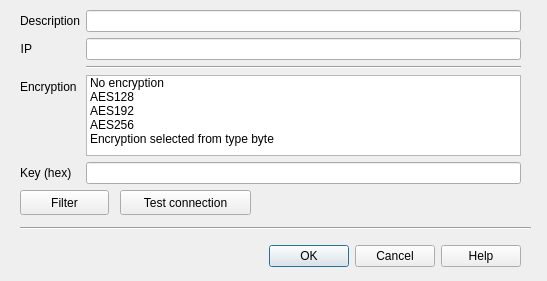
Qt form src/cdlgconnsettingsudp.ui (grodansparadis/vscp-works-qt) before a commit.
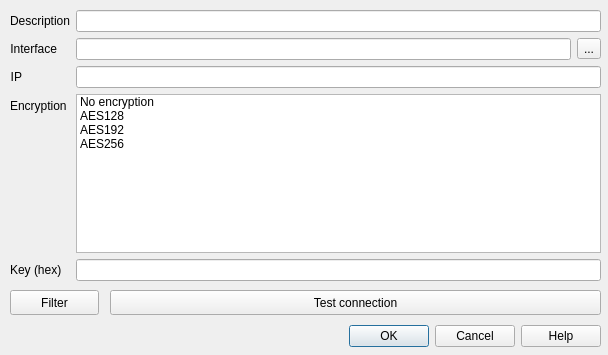
The same form after that commit.

Commit message: Added multicast interface

Diff of the .ui file:
```diff
--- a/src/cdlgconnsettingsudp.ui
+++ b/src/cdlgconnsettingsudp.ui
@@ -6,8 +6,8 @@
    <rect>
     <x>0</x>
     <y>0</y>
-    <width>547</width>
-    <height>281</height>
+    <width>608</width>
+    <height>355</height>
    </rect>
   </property>
   <property name="baseSize">
@@ -22,9 +22,9 @@
   <widget class="QDialogButtonBox" name="buttonBox">
    <property name="geometry">
     <rect>
-     <x>20</x>
-     <y>240</y>
-     <width>501</width>
+     <x>10</x>
+     <y>320</y>
+     <width>591</width>
      <height>32</height>
     </rect>
    </property>
@@ -41,10 +41,10 @@
   <widget class="QWidget" name="formLayoutWidget">
    <property name="geometry">
     <rect>
-     <x>20</x>
+     <x>10</x>
      <y>10</y>
-     <width>501</width>
-     <height>174</height>
+     <width>591</width>
+     <height>271</height>
     </rect>
    </property>
    <layout class="QFormLayout" name="formLayout">
@@ -69,6 +69,16 @@
      </widget>
     </item>
     <item row="1" column="0">
+     <widget class="QLabel" name="label_5">
+      <property name="text">
+       <string>Interface</string>
+      </property>
+      <property name="alignment">
+       <set>Qt::AlignRight|Qt::AlignTrailing|Qt::AlignVCenter</set>
+      </property>
+     </widget>
+    </item>
+    <item row="2" column="0">
      <widget class="QLabel" name="label_2">
       <property name="text">
        <string>IP</string>
@@ -78,7 +88,7 @@
       </property>
      </widget>
     </item>
-    <item row="1" column="1">
+    <item row="2" column="1">
      <widget class="QLineEdit" name="editIp">
       <property name="toolTip">
        <string>Remote UDP client address</string>
@@ -88,14 +98,14 @@
       </property>
      </widget>
     </item>
-    <item row="3" column="0">
+    <item row="4" column="0">
      <widget class="QLabel" name="label_3">
       <property name="text">
        <string>Encryption</string>
       </property>
      </widget>
     </item>
-    <item row="3" column="1">
+    <item row="4" column="1">
      <widget class="QListWidget" name="listEncryption">
       <property name="toolTip">
        <string>Select encryption method</string>
@@ -123,41 +133,53 @@
         <string>AES256</string>
        </property>
       </item>
-      <item>
-       <property name="text">
-        <string>Encryption selected from type byte</string>
-       </property>
-      </item>
      </widget>
     </item>
-    <item row="4" column="1">
-     <widget class="QLineEdit" name="editKey">
-      <property name="toolTip">
-       <string>Security key</string>
-      </property>
-     </widget>
-    </item>
-    <item row="4" column="0">
+    <item row="6" column="0">
      <widget class="QLabel" name="label_4">
       <property name="text">
        <string>Key (hex)</string>
       </property>
      </widget>
     </item>
-    <item row="2" column="1">
-     <widget class="Line" name="line">
-      <property name="orientation">
-       <enum>Qt::Horizontal</enum>
+    <item row="6" column="1">
+     <widget class="QLineEdit" name="editKey">
+      <property name="toolTip">
+       <string>&lt;html&gt;&lt;head/&gt;&lt;body&gt;&lt;p&gt;Security key on the form of a hex key (&lt;span style=&quot; font-style:italic;&quot;&gt;AF0144F3&lt;/span&gt;...). Number of hex chars should be more or equal to key length.&lt;/p&gt;&lt;/body&gt;&lt;/html&gt;</string>
       </property>
      </widget>
     </item>
+    <item row="1" column="1">
+     <layout class="QHBoxLayout" name="horizontalLayout">
+      <item>
+       <widget class="QLineEdit" name="editInterface">
+        <property name="toolTip">
+         <string>&lt;html&gt;&lt;head/&gt;&lt;body&gt;&lt;p&gt;Leave blank to use all/default interfaces&lt;/p&gt;&lt;/body&gt;&lt;/html&gt;</string>
+        </property>
+        <property name="text">
+         <string/>
+        </property>
+       </widget>
+      </item>
+      <item>
+       <widget class="QToolButton" name="btnSelectInterface">
+        <property name="toolTip">
+         <string>Select network interface</string>
+        </property>
+        <property name="text">
+         <string>...</string>
+        </property>
+       </widget>
+      </item>
+     </layout>
+    </item>
    </layout>
   </widget>
   <widget class="QPushButton" name="btnSetFilter">
    <property name="geometry">
     <rect>
-     <x>20</x>
-     <y>190</y>
+     <x>10</x>
+     <y>290</y>
      <width>89</width>
      <height>25</height>
     </rect>
@@ -166,25 +188,12 @@
     <string>Filter</string>
    </property>
   </widget>
-  <widget class="Line" name="line_2">
-   <property name="geometry">
-    <rect>
-     <x>20</x>
-     <y>220</y>
-     <width>511</width>
-     <height>16</height>
-    </rect>
-   </property>
-   <property name="orientation">
-    <enum>Qt::Horizontal</enum>
-   </property>
-  </widget>
   <widget class="QPushButton" name="btnTestConnection">
    <property name="geometry">
     <rect>
-     <x>120</x>
-     <y>190</y>
-     <width>131</width>
+     <x>110</x>
+     <y>290</y>
+     <width>491</width>
      <height>25</height>
     </rect>
    </property>
```
Left out of the diff: 8 changed lines with no effect on the pictures. The commit also changes 19 other files.
